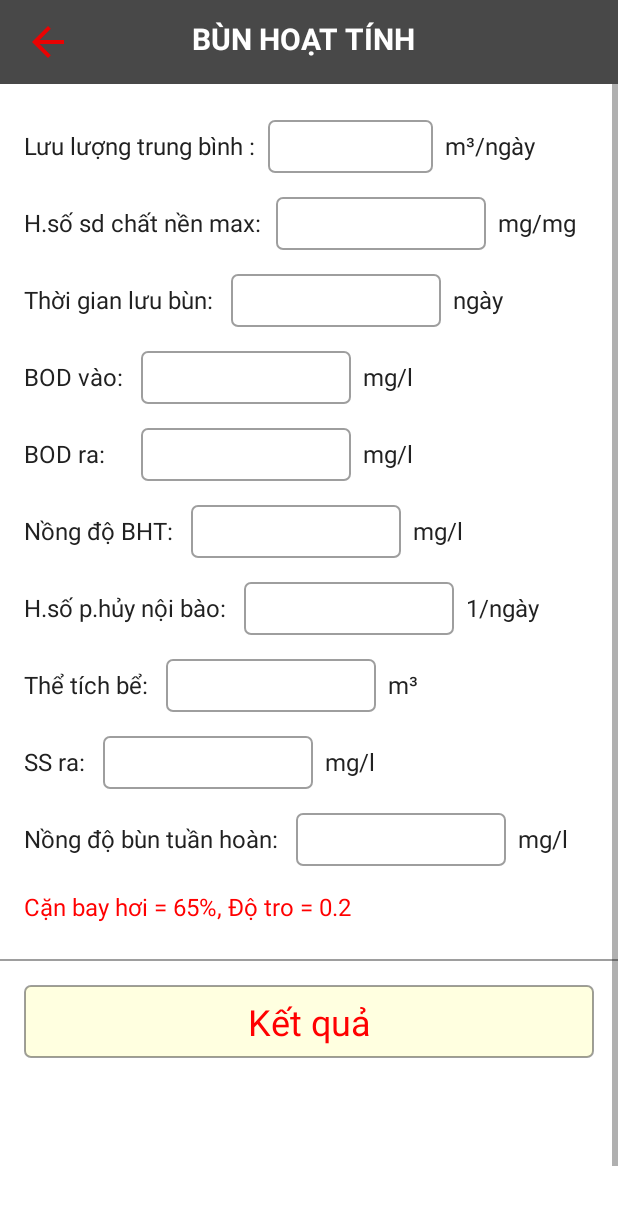
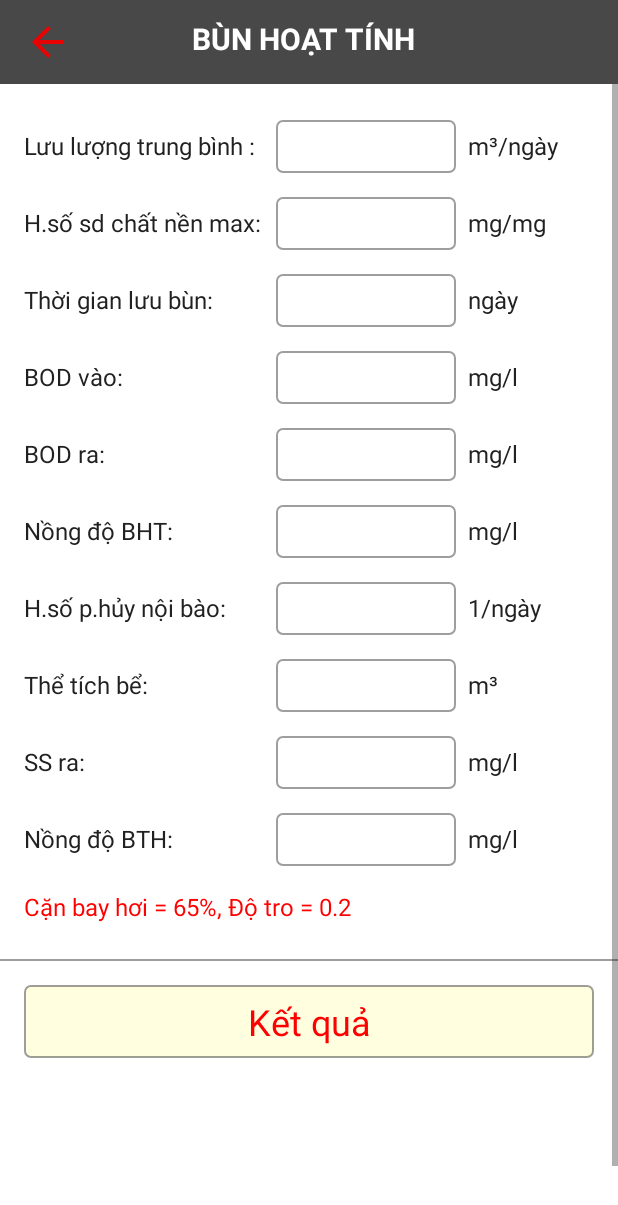
Before and after one commit to nhathoangit/AerotankCalculation, an Android app: the fragment BunHoatTinhFragment placed in its activity, on a phone screen of 412 x 824 dp. Shown: the top 1205 px of the screen. Run offline under Robolectric (Android 15) with nearby library versions, the phone set to English and light mode, and no system bars; our stand-ins replace ButterKnife.

Commit message:
+ Update ui

```diff
--- a/AerotankCalculation/app/src/main/res/layout/fragment_bun_hoat_tinh.xml
+++ b/AerotankCalculation/app/src/main/res/layout/fragment_bun_hoat_tinh.xml
@@ -27,7 +27,7 @@
                 android:paddingTop="@dimen/_8dp">
 
                 <TextView
-                    android:layout_width="wrap_content"
+                    android:layout_width="@dimen/_160dp"
                     android:layout_height="wrap_content"
                     android:layout_marginStart="@dimen/_16dp"
                     android:text="Lưu lượng trung bình :"
@@ -36,7 +36,7 @@
 
                 <EditText
                     android:id="@+id/fragBHT_etQtb"
-                    android:layout_width="@dimen/_110dp"
+                    android:layout_width="@dimen/_120dp"
                     android:layout_height="wrap_content"
                     android:layout_marginEnd="@dimen/_8dp"
                     android:layout_marginStart="@dimen/_8dp"
@@ -73,7 +73,7 @@
 
                 <EditText
                     android:id="@+id/fragBHT_etY"
-                    android:layout_width="@dimen/_140dp"
+                    android:layout_width="@dimen/_120dp"
                     android:layout_height="wrap_content"
                     android:layout_marginEnd="@dimen/_8dp"
                     android:layout_marginStart="@dimen/_8dp"
@@ -101,7 +101,7 @@
                 android:paddingTop="@dimen/_8dp">
 
                 <TextView
-                    android:layout_width="wrap_content"
+                    android:layout_width="@dimen/_160dp"
                     android:layout_height="wrap_content"
                     android:layout_marginStart="@dimen/_16dp"
                     android:text="Thời gian lưu bùn: "
@@ -110,7 +110,7 @@
 
                 <EditText
                     android:id="@+id/fragBHT_etTB"
-                    android:layout_width="@dimen/_140dp"
+                    android:layout_width="@dimen/_120dp"
                     android:layout_height="wrap_content"
                     android:layout_marginEnd="@dimen/_8dp"
                     android:layout_marginStart="@dimen/_8dp"
@@ -138,7 +138,7 @@
                 android:paddingTop="@dimen/_8dp">
 
                 <TextView
-                    android:layout_width="@dimen/_70dp"
+                    android:layout_width="@dimen/_160dp"
                     android:layout_height="wrap_content"
                     android:layout_marginStart="@dimen/_16dp"
                     android:text="BOD vào: "
@@ -147,7 +147,7 @@
 
                 <EditText
                     android:id="@+id/fragBHT_etBODVao"
-                    android:layout_width="@dimen/_140dp"
+                    android:layout_width="@dimen/_120dp"
                     android:layout_height="wrap_content"
                     android:layout_marginEnd="@dimen/_8dp"
                     android:layout_marginStart="@dimen/_8dp"
@@ -175,7 +175,7 @@
                 android:paddingTop="@dimen/_8dp">
 
                 <TextView
-                    android:layout_width="@dimen/_70dp"
+                    android:layout_width="@dimen/_160dp"
                     android:layout_height="wrap_content"
                     android:layout_marginStart="@dimen/_16dp"
                     android:text="BOD ra: "
@@ -184,7 +184,7 @@
 
                 <EditText
                     android:id="@+id/fragBHT_etBODRa"
-                    android:layout_width="@dimen/_140dp"
+                    android:layout_width="@dimen/_120dp"
                     android:layout_height="wrap_content"
                     android:layout_marginEnd="@dimen/_8dp"
                     android:layout_marginStart="@dimen/_8dp"
@@ -212,7 +212,7 @@
                 android:paddingTop="@dimen/_8dp">
 
                 <TextView
-                    android:layout_width="wrap_content"
+                    android:layout_width="@dimen/_160dp"
                     android:layout_height="wrap_content"
                     android:layout_marginStart="@dimen/_16dp"
                     android:text="Nồng độ BHT: "
@@ -221,7 +221,7 @@
 
                 <EditText
                     android:id="@+id/fragBHT_etX"
-                    android:layout_width="@dimen/_140dp"
+                    android:layout_width="@dimen/_120dp"
                     android:layout_height="wrap_content"
                     android:layout_marginEnd="@dimen/_8dp"
                     android:layout_marginStart="@dimen/_8dp"
@@ -249,7 +249,7 @@
                 android:paddingTop="@dimen/_8dp">
 
                 <TextView
-                    android:layout_width="wrap_content"
+                    android:layout_width="@dimen/_160dp"
                     android:layout_height="wrap_content"
                     android:layout_marginStart="@dimen/_16dp"
                     android:text="H.số p.hủy nội bào: "
@@ -258,7 +258,7 @@
 
                 <EditText
                     android:id="@+id/fragBHT_etKD"
-                    android:layout_width="@dimen/_140dp"
+                    android:layout_width="@dimen/_120dp"
                     android:layout_height="wrap_content"
                     android:layout_marginEnd="@dimen/_8dp"
                     android:layout_marginStart="@dimen/_8dp"
@@ -286,7 +286,7 @@
                 android:paddingTop="@dimen/_8dp">
 
                 <TextView
-                    android:layout_width="wrap_content"
+                    android:layout_width="@dimen/_160dp"
                     android:layout_height="wrap_content"
                     android:layout_marginStart="@dimen/_16dp"
                     android:text="Thể tích bể: "
@@ -295,7 +295,7 @@
 
                 <EditText
                     android:id="@+id/fragBHT_etTheTichBe"
-                    android:layout_width="@dimen/_140dp"
+                    android:layout_width="@dimen/_120dp"
                     android:layout_height="wrap_content"
                     android:layout_marginEnd="@dimen/_8dp"
                     android:layout_marginStart="@dimen/_8dp"
@@ -323,7 +323,7 @@
                 android:paddingTop="@dimen/_8dp">
 
                 <TextView
-                    android:layout_width="wrap_content"
+                    android:layout_width="@dimen/_160dp"
                     android:layout_height="wrap_content"
                     android:layout_marginStart="@dimen/_16dp"
                     android:text="SS ra: "
@@ -332,7 +332,7 @@
 
                 <EditText
                     android:id="@+id/fragBHT_etSSRa"
-                    android:layout_width="@dimen/_140dp"
+                    android:layout_width="@dimen/_120dp"
                     android:layout_height="wrap_content"
                     android:layout_marginEnd="@dimen/_8dp"
                     android:layout_marginStart="@dimen/_8dp"
@@ -360,16 +360,16 @@
                 android:paddingTop="@dimen/_8dp">
 
                 <TextView
-                    android:layout_width="wrap_content"
+                    android:layout_width="@dimen/_160dp"
                     android:layout_height="wrap_content"
                     android:layout_marginStart="@dimen/_16dp"
-                    android:text="Nồng độ bùn tuần hoàn: "
+                    android:text="Nồng độ BTH: "
                     android:textColor="@color/black"
                     android:textSize="16sp" />
 
                 <EditText
                     android:id="@+id/fragBHT_etXT"
-                    android:layout_width="@dimen/_140dp"
+                    android:layout_width="@dimen/_120dp"
                     android:layout_height="wrap_content"
                     android:layout_marginEnd="@dimen/_8dp"
                     android:layout_marginStart="@dimen/_8dp"
```
Also changed, not shown: AerotankCalculation/app/src/main/res/layout/fragment_kich_thuoc_be.xml (+19 -19 lines), AerotankCalculation/app/src/main/res/layout/fragment_kiem_tra_thong_so.xml (+10 -10 lines), AerotankCalculation/app/src/main/res/layout/fragment_thiet_bi_phan_phoi_khi.xml (+15 -15 lines).
